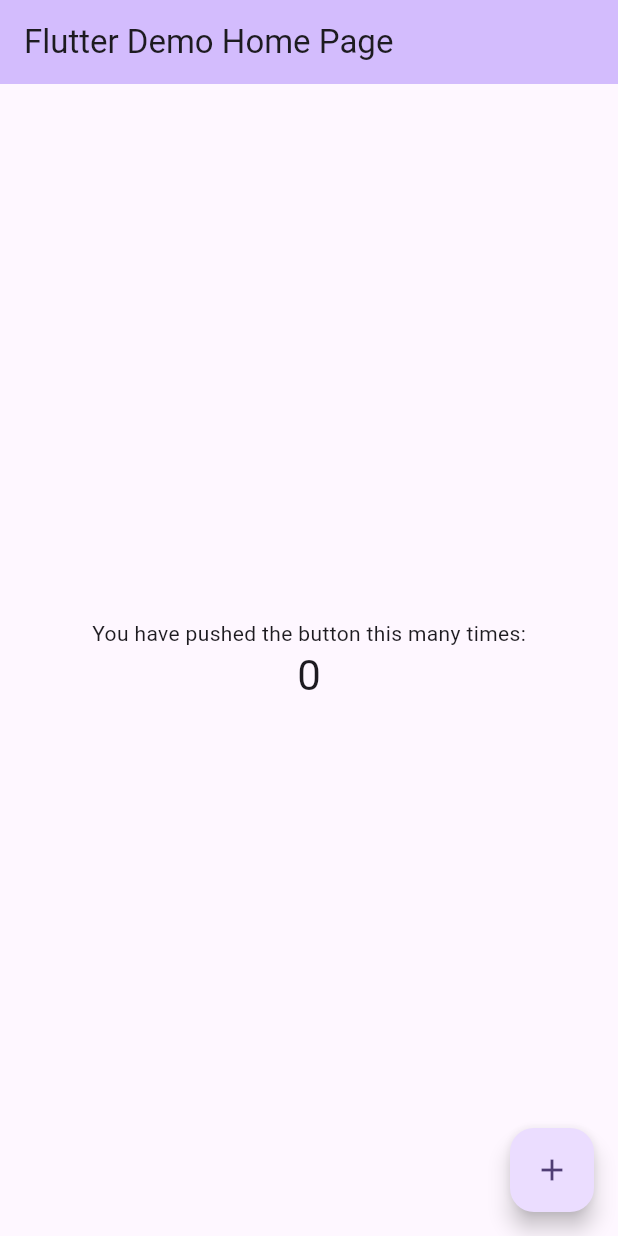
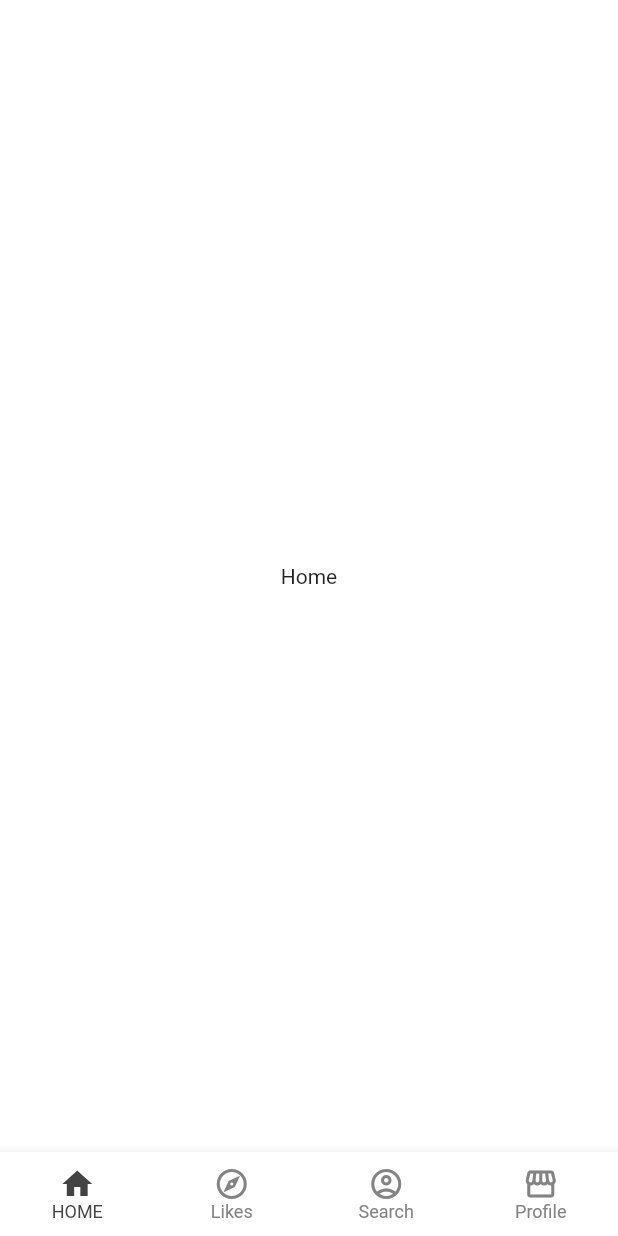
Before and after one commit to anasrul03/hr-system-app, a Flutter app: the screen it shows after launch, on a phone screen of 412 x 824 dp. Run offline on Flutter 3.47's test engine with Material 2 defaults, Android fonts, the phone set to English and light mode, and no system bars; our stand-ins replace bloc, firebase_core, go_router; accounts and stored records are empty.

Commit message:
add routes and firebase into the project

```diff
--- /dev/null
+++ b/hr_app/lib/cores/bottomNavigationBar.dart
@@ -0,0 +1,98 @@
+import 'package:flutter/cupertino.dart';
+import 'package:flutter/material.dart';
+import 'package:go_router/go_router.dart';
+
+class ScaffoldWithNavBar extends StatefulWidget {
+  String location;
+  ScaffoldWithNavBar({super.key, required this.child, required this.location});
+
+  final Widget child;
+
+  @override
+  State<ScaffoldWithNavBar> createState() => _ScaffoldWithNavBarState();
+}
+
+class _ScaffoldWithNavBarState extends State<ScaffoldWithNavBar> {
+  int _currentIndex = 0;
+
+  static const List<MyCustomBottomNavBarItem> tabs = [
+    MyCustomBottomNavBarItem(
+      icon: Icon(Icons.home),
+      activeIcon: Icon(Icons.home),
+      label: 'HOME',
+      initialLocation: '/',
+    ),
+    MyCustomBottomNavBarItem(
+      icon: Icon(Icons.explore_outlined),
+      activeIcon: Icon(Icons.explore),
+      label: 'Likes',
+      initialLocation: '/likes',
+    ),
+    MyCustomBottomNavBarItem(
+      icon: Icon(Icons.account_circle_outlined),
+      activeIcon: Icon(Icons.account_circle),
+      label: 'Search',
+      initialLocation: '/search',
+    ),
+    MyCustomBottomNavBarItem(
+      icon: Icon(Icons.storefront_outlined),
+      activeIcon: Icon(Icons.storefront),
+      label: 'Profile',
+      initialLocation: '/profile',
+    ),
+  ];
+
+  @override
+  Widget build(BuildContext context) {
+    const labelStyle = TextStyle(fontFamily: 'Roboto');
+    return Scaffold(
+      body: SafeArea(child: widget.child),
+      bottomNavigationBar: BottomNavigationBar(
+        selectedLabelStyle: labelStyle,
+        unselectedLabelStyle: labelStyle,
+        selectedItemColor: const Color(0xFF434343),
+        selectedFontSize: 12,
+        unselectedItemColor: const Color(0xFF838383),
+        showUnselectedLabels: true,
+        type: BottomNavigationBarType.fixed,
+        onTap: (int index) {
+          _goOtherTab(context, index);
+        },
+        currentIndex: widget.location == '/'
+            ? 0
+            : widget.location == '/likes'
+                ? 1
+                : widget.location == '/profile'
+                    ? 3
+                    : 2,
+        items: tabs,
+      ),
+    );
+  }
+
+  void _goOtherTab(BuildContext context, int index) {
+    if (index == _currentIndex) return;
+    GoRouter router = GoRouter.of(context);
+    String location = tabs[index].initialLocation;
+
+    setState(() {
+      _currentIndex = index;
+    });
+    if (index == 2) {
+      context.push('/search');
+    } else {
+      router.go(location);
+    }
+  }
+}
+
+class MyCustomBottomNavBarItem extends BottomNavigationBarItem {
+  final String initialLocation;
+
+  const MyCustomBottomNavBarItem(
+      {required this.initialLocation,
+      required Widget icon,
+      String? label,
+      Widget? activeIcon})
+      : super(icon: icon, label: label, activeIcon: activeIcon ?? icon);
+}
--- /dev/null
+++ b/hr_app/lib/cubit/fire_auth_cubit.dart
@@ -0,0 +1,8 @@
+import 'package:bloc/bloc.dart';
+import 'package:meta/meta.dart';
+
+part 'fire_auth_state.dart';
+
+class FireAuthCubit extends Cubit<FireAuthState> {
+  FireAuthCubit() : super(FireAuthInitial());
+}
--- /dev/null
+++ b/hr_app/lib/cubit/fire_auth_state.dart
@@ -0,0 +1,6 @@
+part of 'fire_auth_cubit.dart';
+
+@immutable
+abstract class FireAuthState {}
+
+class FireAuthInitial extends FireAuthState {}
--- a/hr_app/lib/main.dart
+++ b/hr_app/lib/main.dart
@@ -1,6 +1,16 @@
+import 'package:firebase_core/firebase_core.dart';
 import 'package:flutter/material.dart';
+import 'package:go_router/go_router.dart';
+import 'package:hr_app/routes/app_route_address.dart';
+import 'firebase_options.dart';
 
-void main() {
+final navigatorKey = GlobalKey<NavigatorState>();
+
+Future<void> main() async {
+  WidgetsFlutterBinding.ensureInitialized();
+  await Firebase.initializeApp(
+    options: DefaultFirebaseOptions.currentPlatform,
+  );
   runApp(const MyApp());
 }
 
@@ -10,116 +20,19 @@ class MyApp extends StatelessWidget {
   // This widget is the root of your application.
   @override
   Widget build(BuildContext context) {
-    return MaterialApp(
-      title: 'Flutter Demo',
-      theme: ThemeData(
-        // This is the theme of your application.
-        //
-        // TRY THIS: Try running your application with "flutter run". You'll see
-        // the application has a blue toolbar. Then, without quitting the app,
-        // try changing the seedColor in the colorScheme below to Colors.green
-        // and then invoke "hot reload" (save your changes or press the "hot
-        // reload" button in a Flutter-supported IDE, or press "r" if you used
-        // the command line to start the app).
-        //
-        // Notice that the counter didn't reset back to zero; the application
-        // state is not lost during the reload. To reset the state, use hot
-        // restart instead.
-        //
-        // This works for code too, not just values: Most code changes can be
-        // tested with just a hot reload.
-        colorScheme: ColorScheme.fromSeed(seedColor: Colors.deepPurple),
-        useMaterial3: true,
+    return MaterialApp.router(
+      theme: ThemeData.from(
+        colorScheme: const ColorScheme.light(),
+      ).copyWith(
+        pageTransitionsTheme: const PageTransitionsTheme(
+          builders: <TargetPlatform, PageTransitionsBuilder>{
+            TargetPlatform.android: ZoomPageTransitionsBuilder(),
+          },
+        ),
       ),
-      home: const MyHomePage(title: 'Flutter Demo Home Page'),
+      routerDelegate: router.routerDelegate,
+      routeInformationParser: router.routeInformationParser,
+      routeInformationProvider: router.routeInformationProvider,
     );
   }
 }
-
-class MyHomePage extends StatefulWidget {
-  const MyHomePage({super.key, required this.title});
-
-  // This widget is the home page of your application. It is stateful, meaning
-  // that it has a State object (defined below) that contains fields that affect
-  // how it looks.
-
-  // This class is the configuration for the state. It holds the values (in this
-  // case the title) provided by the parent (in this case the App widget) and
-  // used by the build method of the State. Fields in a Widget subclass are
-  // always marked "final".
-
-  final String title;
-
-  @override
-  State<MyHomePage> createState() => _MyHomePageState();
-}
-
-class _MyHomePageState extends State<MyHomePage> {
-  int _counter = 0;
-
-  void _incrementCounter() {
-    setState(() {
-      // This call to setState tells the Flutter framework that something has
-      // changed in this State, which causes it to rerun the build method below
-      // so that the display can reflect the updated values. If we changed
-      // _counter without calling setState(), then the build method would not be
-      // called again, and so nothing would appear to happen.
-      _counter++;
-    });
-  }
-
-  @override
-  Widget build(BuildContext context) {
-    // This method is rerun every time setState is called, for instance as done
-    // by the _incrementCounter method above.
-    //
-    // The Flutter framework has been optimized to make rerunning build methods
-    // fast, so that you can just rebuild anything that needs updating rather
-    // than having to individually change instances of widgets.
-    return Scaffold(
-      appBar: AppBar(
-        // TRY THIS: Try changing the color here to a specific color (to
-        // Colors.amber, perhaps?) and trigger a hot reload to see the AppBar
-        // change color while the other colors stay the same.
-        backgroundColor: Theme.of(context).colorScheme.inversePrimary,
-        // Here we take the value from the MyHomePage object that was created by
-        // the App.build method, and use it to set our appbar title.
-        title: Text(widget.title),
-      ),
-      body: Center(
-        // Center is a layout widget. It takes a single child and positions it
-        // in the middle of the parent.
-        child: Column(
-          // Column is also a layout widget. It takes a list of children and
-          // arranges them vertically. By default, it sizes itself to fit its
-          // children horizontally, and tries to be as tall as its parent.
-          //
-          // Column has various properties to control how it sizes itself and
-          // how it positions its children. Here we use mainAxisAlignment to
-          // center the children vertically; the main axis here is the vertical
-          // axis because Columns are vertical (the cross axis would be
-          // horizontal).
-          //
-          // TRY THIS: Invoke "debug painting" (choose the "Toggle Debug Paint"
-          // action in the IDE, or press "p" in the console), to see the
-          // wireframe for each widget.
-          mainAxisAlignment: MainAxisAlignment.center,
-          children: <Widget>[
-            const Text(
-              'You have pushed the button this many times:',
-            ),
-            Text(
-              '$_counter',
-              style: Theme.of(context).textTheme.headlineMedium,
-            ),
-          ],
-        ),
-      ),
-      floatingActionButton: FloatingActionButton(
-        onPressed: _incrementCounter,
-        tooltip: 'Increment',
-        child: const Icon(Icons.add),
-      ), // This trailing comma makes auto-formatting nicer for build methods.
-    );
-  }
-}
--- /dev/null
+++ b/hr_app/lib/routes/app_route.dart
@@ -0,0 +1 @@
+const String homePage = '/';
--- /dev/null
+++ b/hr_app/lib/routes/app_route_address.dart
@@ -0,0 +1,65 @@
+import 'package:flutter/material.dart';
+import 'package:go_router/go_router.dart';
+import 'package:hr_app/view/Home.dart';
+
+import '../cores/bottomNavigationBar.dart';
+
+final _rootNavigatorKey = GlobalKey<NavigatorState>();
+final _shellNavigatorKey = GlobalKey<NavigatorState>();
+
+final router = GoRouter(
+  initialLocation: '/',
+  navigatorKey: _rootNavigatorKey,
+  routes: [
+    //ShellRoute is stay on one page
+    ShellRoute(
+      navigatorKey: _shellNavigatorKey,
+      pageBuilder: (context, state, child) {
+        print(state.location);
+        return NoTransitionPage(
+            child: ScaffoldWithNavBar(
+          location: state.location,
+          child: child,
+        ));
+      },
+      routes: [
+        GoRoute(
+          path: '/',
+          parentNavigatorKey: _shellNavigatorKey,
+          pageBuilder: (context, state) {
+            return const NoTransitionPage(
+              child: Scaffold(
+                body: Center(child: Text("Home")),
+              ),
+            );
+          },
+        ),
+        GoRoute(
+          path: '/likes',
+          parentNavigatorKey: _shellNavigatorKey,
+          pageBuilder: (context, state) {
+            return const NoTransitionPage(
+              child: Scaffold(
+                body: Center(child: Text("Likes")),
+              ),
+            );
+          },
+        ),
+        GoRoute(
+            parentNavigatorKey: _shellNavigatorKey,
+            path: '/profile',
+            pageBuilder: (context, state) {
+              return const NoTransitionPage(child: HomePage());
+            }),
+      ],
+    ),
+    //New Page
+    GoRoute(
+      parentNavigatorKey: _rootNavigatorKey,
+      path: '/search',
+      pageBuilder: (context, state) {
+        return NoTransitionPage(key: UniqueKey(), child: const HomePage());
+      },
+    ),
+  ],
+);
--- /dev/null
+++ b/hr_app/lib/view/Home.dart
@@ -0,0 +1,10 @@
+import 'package:flutter/material.dart';
+
+class HomePage extends StatelessWidget {
+  const HomePage({super.key});
+
+  @override
+  Widget build(BuildContext context) {
+    return const Placeholder();
+  }
+}
--- a/hr_app/pubspec.yaml
+++ b/hr_app/pubspec.yaml
@@ -35,6 +35,9 @@ dependencies:
   # The following adds the Cupertino Icons font to your application.
   # Use with the CupertinoIcons class for iOS style icons.
   cupertino_icons: ^1.0.2
+  bloc: ^8.1.2
+  go_router: ^8.0.3
+  firebase_core: ^2.14.0
 
 dev_dependencies:
   flutter_test:
```
Also changed, not shown: hr_app/lib/firebase_options.dart (added), hr_app/lib/view/Login.dart (added), hr_app/lib/view/Main.dart (added), hr_app/lib/view/Register.dart (added), hr_app/pubspec.lock, 9 other files.
